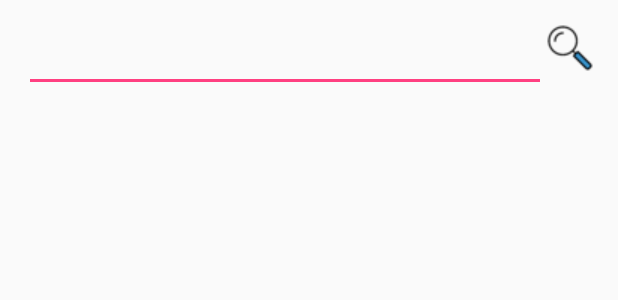
After one commit to wendyxie327/JNBus, an Android app: the layout activity_search.xml on its own in the app's theme, with its tools: preview values and no code run, on a phone screen of 412 x 824 dp. The commit adds this screen. Shown: the top 300 px of the screen. Run offline under Robolectric (Android 15) with nearby library versions, the phone set to English and light mode, and no system bars.

Commit message:
添加搜索功能

```diff
--- a/JNBus/app/src/main/AndroidManifest.xml
+++ b/JNBus/app/src/main/AndroidManifest.xml
@@ -11,13 +11,15 @@
         android:label="@string/app_name"
         android:supportsRtl="true"
         android:theme="@style/AppTheme">
-        <activity android:name=".ui.MainActivity">
+        <activity android:name=".ui.SearchActivity">
             <intent-filter>
                 <action android:name="android.intent.action.MAIN" />
 
                 <category android:name="android.intent.category.LAUNCHER" />
             </intent-filter>
         </activity>
+
+        <activity android:name=".ui.MainActivity"></activity>
     </application>
 
 </manifest>
--- a/JNBus/app/src/main/java/com/wendy/jnbus/net/HttpSubscriber.java
+++ b/JNBus/app/src/main/java/com/wendy/jnbus/net/HttpSubscriber.java
@@ -60,7 +60,6 @@ public class HttpSubscriber<T> extends Subscriber<T> implements ProgressCancelLi
     @Override
     public void onCompleted() {
         dismissProgressDialog();
-        Toast.makeText(context, "Get Top Movie Completed", Toast.LENGTH_SHORT).show();
     }
 
     /**
--- a/JNBus/app/src/main/java/com/wendy/jnbus/ui/base/BaseListFragment.java
+++ b/JNBus/app/src/main/java/com/wendy/jnbus/ui/base/BaseListFragment.java
@@ -8,6 +8,7 @@ import android.widget.ListView;
 import com.eagle.androidlib.baseUI.BaseFragment;
 import com.eagle.androidlib.baseUI.BaseListAdapter;
 import com.wendy.jnbus.R;
+import com.wendy.jnbus.vo.Response;
 
 import java.util.ArrayList;
 
@@ -41,6 +42,8 @@ public abstract class BaseListFragment<T> extends BaseFragment implements Adapte
         listLv.setAdapter(adapter);
         listLv.setOnItemClickListener(this);
 
+        getListResultFromService();
+
         refreshSrl.setOnRefreshListener(new SwipeRefreshLayout.OnRefreshListener() {
             @Override
             public void onRefresh() {
@@ -66,7 +69,7 @@ public abstract class BaseListFragment<T> extends BaseFragment implements Adapte
      *
      * @return
      */
-//    abstract public ApiResponseT<T, T> getListResultFromService();
+    abstract public Response<T> getListResultFromService();
 
     /**
      * 初始化adapter
--- /dev/null
+++ b/JNBus/app/src/main/res/layout/activity_search.xml
@@ -0,0 +1,35 @@
+<?xml version="1.0" encoding="utf-8"?>
+<LinearLayout xmlns:android="http://schemas.android.com/apk/res/android"
+    android:layout_width="match_parent"
+    android:layout_height="match_parent"
+    android:orientation="vertical"
+    android:padding="@dimen/activity_horizontal_margin">
+
+    <RelativeLayout
+        android:layout_width="match_parent"
+        android:layout_height="wrap_content"
+        android:orientation="horizontal">
+
+        <ImageButton
+            android:id="@+id/search_btn"
+            android:layout_width="wrap_content"
+            android:layout_height="wrap_content"
+            android:layout_alignParentRight="true"
+            android:background="@null"
+            android:src="@drawable/search" />
+
+        <EditText
+            android:id="@+id/search_content_et"
+            android:layout_width="match_parent"
+            android:layout_height="wrap_content"
+            android:inputType="number"
+            android:layout_toLeftOf="@id/search_btn" />
+    </RelativeLayout>
+
+    <FrameLayout
+        android:id="@+id/searchListFg"
+        android:name="com.wendy.jnbus.ui.SearchBusListFragment"
+        android:layout_width="match_parent"
+        android:layout_height="match_parent"></FrameLayout>
+
+</LinearLayout>
```
Also changed, not shown: JNBus/app/src/main/java/com/wendy/jnbus/net/BusHttpMethod.java (+17 -0 lines), JNBus/app/src/main/java/com/wendy/jnbus/ui/MainActivity.java (+7 -3 lines), JNBus/app/src/main/java/com/wendy/jnbus/ui/SearchActivity.java (added, +58 -0 lines), JNBus/app/src/main/java/com/wendy/jnbus/ui/SearchBusListFragment.java (added, +72 -0 lines), JNBus/app/src/main/java/com/wendy/jnbus/ui/adapter/SearchBusAdapter.java (added, +43 -0 lines), JNBus/app/src/main/java/com/wendy/jnbus/vo/PageInfoResult.java (+16 -0 lines), JNBus/app/src/main/res/layout/item_search_bus.xml (added, +16 -0 lines), JNBus/app/src/main/res/drawable/search.png (added), 1 other file.
